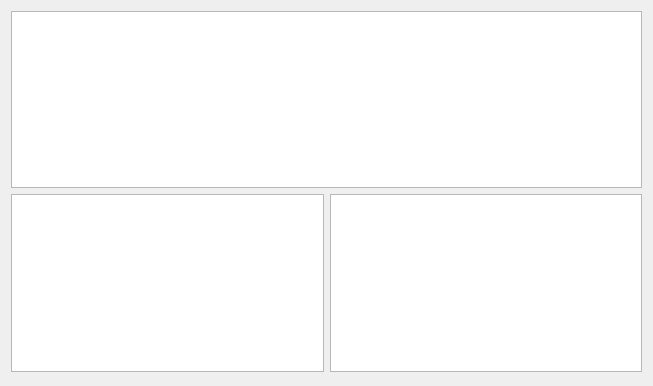
First picture: the form in bookstore.ui, repository Amalife/BookStore, before the edit.
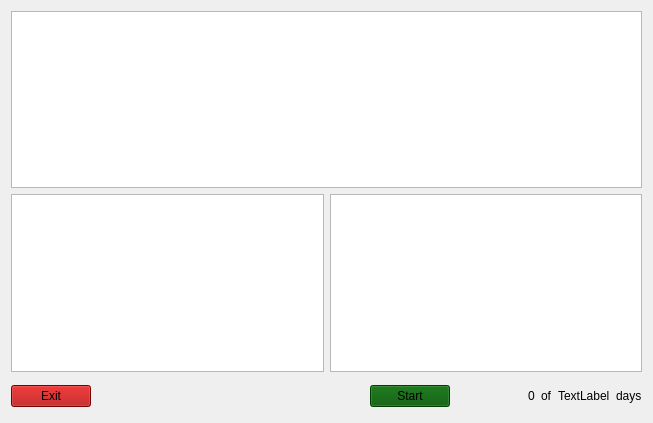
Second picture: the form after the edit. The open tabs and pages were chosen to show the change.

What changed in the file:
```diff
--- a/bookstore.ui
+++ b/bookstore.ui
@@ -7,7 +7,7 @@
     <x>0</x>
     <y>0</y>
     <width>653</width>
-    <height>386</height>
+    <height>423</height>
    </rect>
   </property>
   <property name="windowTitle">
@@ -209,6 +209,99 @@
         </item>
         <item row="0" column="0" colspan="2">
          <widget class="QTableView" name="store"/>
+        </item>
+        <item row="1" column="1">
+         <widget class="QTableView" name="requests"/>
+        </item>
+       </layout>
+      </widget>
+      <widget class="QWidget" name="horizontalLayoutWidget">
+       <property name="geometry">
+        <rect>
+         <x>0</x>
+         <y>370</y>
+         <width>631</width>
+         <height>31</height>
+        </rect>
+       </property>
+       <layout class="QHBoxLayout" name="horizontalLayout_2">
+        <item>
+         <widget class="QPushButton" name="exitButton_2">
+          <property name="styleSheet">
+           <string notr="true">background-color: rgb(170, 0, 0);</string>
+          </property>
+          <property name="text">
+           <string>Exit</string>
+          </property>
+         </widget>
+        </item>
+        <item>
+         <spacer name="horizontalSpacer_2">
+          <property name="orientation">
+           <enum>Qt::Horizontal</enum>
+          </property>
+          <property name="sizeHint" stdset="0">
+           <size>
+            <width>40</width>
+            <height>20</height>
+           </size>
+          </property>
+         </spacer>
+        </item>
+        <item>
+         <layout class="QGridLayout" name="gridLayout_4">
+          <item row="0" column="1">
+           <spacer name="horizontalSpacer_3">
+            <property name="orientation">
+             <enum>Qt::Horizontal</enum>
+            </property>
+            <property name="sizeHint" stdset="0">
+             <size>
+              <width>40</width>
+              <height>20</height>
+             </size>
+            </property>
+           </spacer>
+          </item>
+          <item row="0" column="0">
+           <widget class="QPushButton" name="startButton">
+            <property name="styleSheet">
+             <string notr="true">background-color: rgb(0, 85, 0);</string>
+            </property>
+            <property name="text">
+             <string>Start</string>
+            </property>
+           </widget>
+          </item>
+          <item row="0" column="5">
+           <widget class="QLabel" name="label_12">
+            <property name="text">
+             <string>days</string>
+            </property>
+           </widget>
+          </item>
+          <item row="0" column="4">
+           <widget class="QLabel" name="endDay">
+            <property name="text">
+             <string>TextLabel</string>
+            </property>
+           </widget>
+          </item>
+          <item row="0" column="2">
+           <widget class="QLabel" name="currentDay">
+            <property name="text">
+             <string>0</string>
+            </property>
+           </widget>
+          </item>
+          <item row="0" column="3">
+           <widget class="QLabel" name="label_10">
+            <property name="text">
+             <string>of</string>
+            </property>
+           </widget>
+          </item>
+         </layout>
         </item>
        </layout>
       </widget>
```
Left out of the diff: 5 changed lines with no effect on the pictures.
